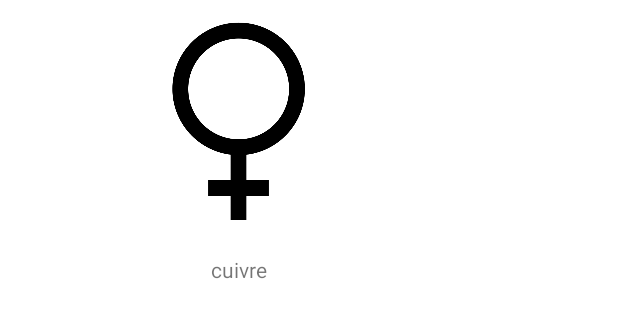
After one commit to coding-factory-classrooms/android-l2-flashcards-groupe-7-alchimie, an Android app: the layout item_flashcard.xml on its own in the app's theme, with its tools: preview values and no code run, on a phone screen of 412 x 824 dp. The commit adds this screen. Shown: the top 318 px of the screen. Run offline under Robolectric (Android 15) with nearby library versions, the phone set to English and light mode, and no system bars.

Commit message:
RecyclerView

```diff
--- a/app/src/main/java/com/team7/flashcard_alchimie/FlashCardAdapter.java
+++ b/app/src/main/java/com/team7/flashcard_alchimie/FlashCardAdapter.java
@@ -28,7 +28,7 @@ public class FlashCardAdapter extends RecyclerView.Adapter<FlashCardAdapter.View
     @Override
     public ViewHolder onCreateViewHolder(@NonNull ViewGroup parent, int viewType) {
         View view = LayoutInflater.from(parent.getContext())
-                .inflate(R.layout.activity_main, parent, false);
+                .inflate(R.layout.item_flashcard, parent, false);
         return new ViewHolder(view);
     }
 
--- /dev/null
+++ b/app/src/main/res/layout/item_flashcard.xml
@@ -0,0 +1,25 @@
+<?xml version="1.0" encoding="utf-8"?>
+<androidx.constraintlayout.widget.ConstraintLayout xmlns:android="http://schemas.android.com/apk/res/android"
+    xmlns:app="http://schemas.android.com/apk/res-auto"
+    xmlns:tools="http://schemas.android.com/tools"
+    android:layout_width="match_parent"
+    android:layout_height="200dp">
+
+    <ImageView
+        android:id="@+id/imageView2"
+        android:layout_width="318dp"
+        android:layout_height="159dp"
+        app:layout_constraintStart_toStartOf="parent"
+        app:layout_constraintTop_toTopOf="parent"
+        app:srcCompat="@drawable/cuivre_venus" />
+
+    <TextView
+        android:id="@+id/textView"
+        android:layout_width="wrap_content"
+        android:layout_height="wrap_content"
+        app:layout_constraintBottom_toBottomOf="parent"
+        app:layout_constraintEnd_toEndOf="@+id/imageView2"
+        app:layout_constraintStart_toStartOf="parent"
+        app:layout_constraintTop_toBottomOf="@+id/imageView2"
+        tools:text="cuivre" />
+</androidx.constraintlayout.widget.ConstraintLayout>
```
Also changed, not shown: app/src/main/java/com/team7/flashcard_alchimie/FlashcardListActivity.java (+4 -3 lines), app/src/main/res/layout/activity_flashcard_list.xml (+9 -0 lines), app/src/main/res/layout/activity_home_page.xml (+12 -0 lines).
